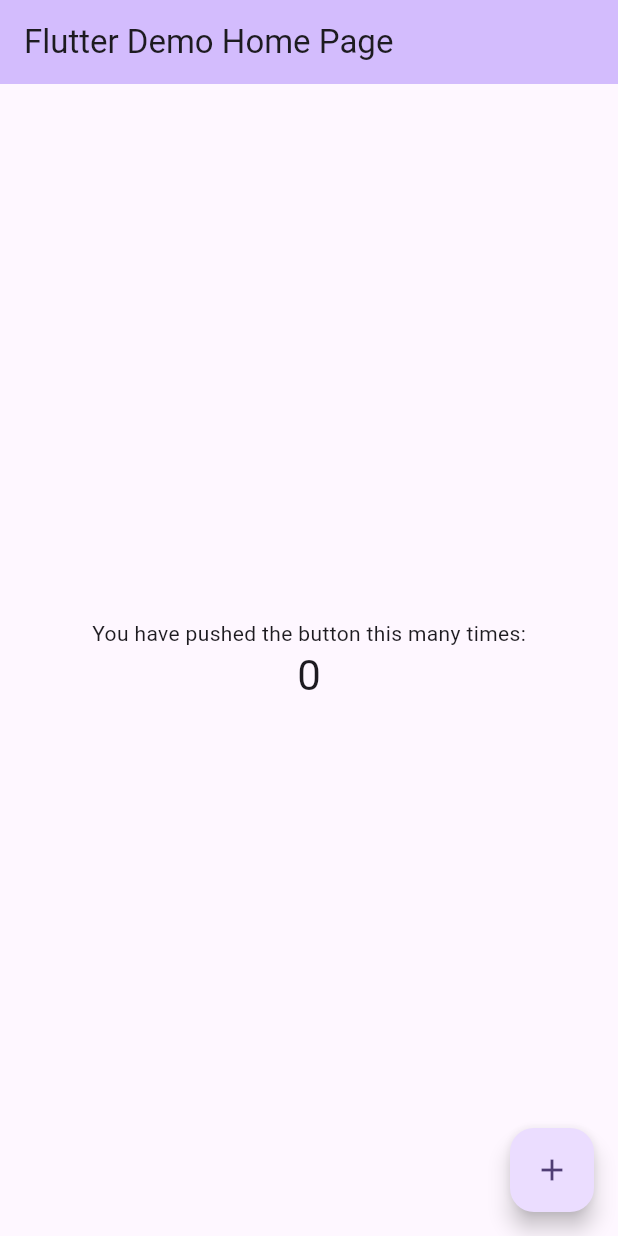
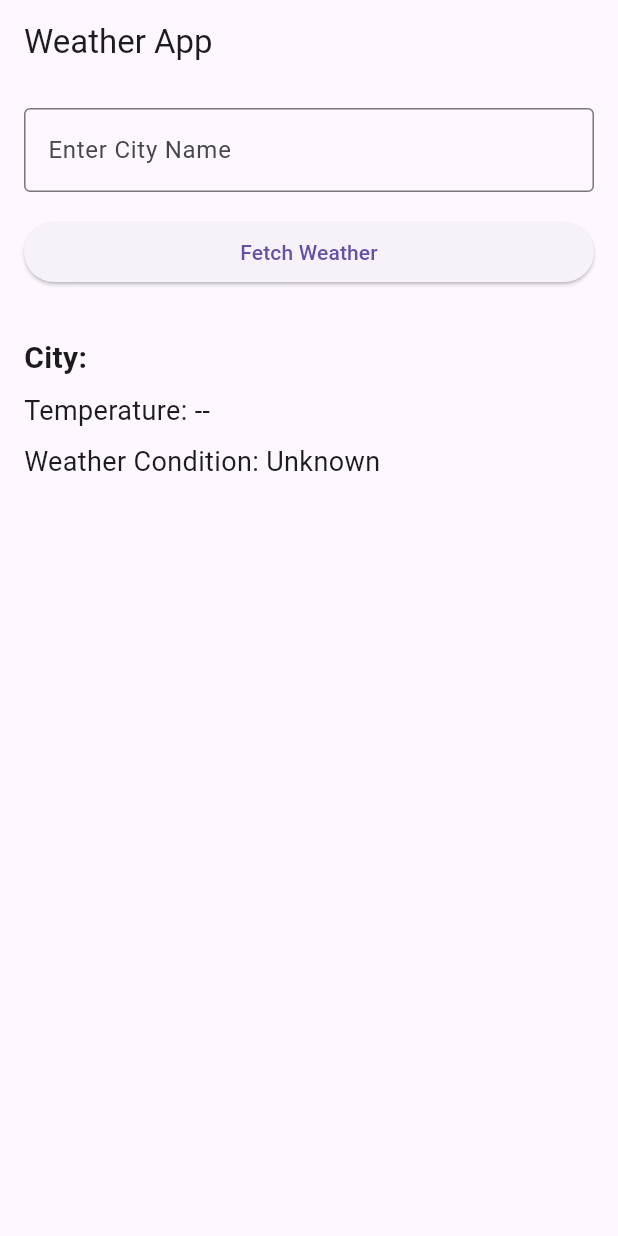
Before and after one commit to lastqveens/Superfly, a Flutter app: the screen it shows after launch, on a phone screen of 412 x 824 dp. Run offline on Flutter 3.47's test engine with Material 3 defaults, Android fonts, the phone set to English and light mode, and no system bars.

Commit message:
Basic UI with input field and button

```diff
--- a/weather_info_app/lib/main.dart
+++ b/weather_info_app/lib/main.dart
@@ -1,125 +1,79 @@
 import 'package:flutter/material.dart';
 
-void main() {
-  runApp(const MyApp());
-}
+void main() => runApp(WeatherApp());
 
-class MyApp extends StatelessWidget {
-  const MyApp({super.key});
-
-  // This widget is the root of your application.
+class WeatherApp extends StatelessWidget {
   @override
   Widget build(BuildContext context) {
     return MaterialApp(
-      title: 'Flutter Demo',
-      theme: ThemeData(
-        // This is the theme of your application.
-        //
-        // TRY THIS: Try running your application with "flutter run". You'll see
-        // the application has a purple toolbar. Then, without quitting the app,
-        // try changing the seedColor in the colorScheme below to Colors.green
-        // and then invoke "hot reload" (save your changes or press the "hot
-        // reload" button in a Flutter-supported IDE, or press "r" if you used
-        // the command line to start the app).
-        //
-        // Notice that the counter didn't reset back to zero; the application
-        // state is not lost during the reload. To reset the state, use hot
-        // restart instead.
-        //
-        // This works for code too, not just values: Most code changes can be
-        // tested with just a hot reload.
-        colorScheme: ColorScheme.fromSeed(seedColor: Colors.deepPurple),
-        useMaterial3: true,
-      ),
-      home: const MyHomePage(title: 'Flutter Demo Home Page'),
+      home: WeatherScreen(),
     );
   }
 }
 
-class MyHomePage extends StatefulWidget {
-  const MyHomePage({super.key, required this.title});
-
-  // This widget is the home page of your application. It is stateful, meaning
-  // that it has a State object (defined below) that contains fields that affect
-  // how it looks.
-
-  // This class is the configuration for the state. It holds the values (in this
-  // case the title) provided by the parent (in this case the App widget) and
-  // used by the build method of the State. Fields in a Widget subclass are
-  // always marked "final".
-
-  final String title;
-
+class WeatherScreen extends StatefulWidget {
   @override
-  State<MyHomePage> createState() => _MyHomePageState();
+  _WeatherScreenState createState() => _WeatherScreenState();
 }
 
-class _MyHomePageState extends State<MyHomePage> {
-  int _counter = 0;
+class _WeatherScreenState extends State<WeatherScreen> {
+  String cityName = '';
+  String weatherCondition = 'Unknown';
+  String temperature = '--';
 
-  void _incrementCounter() {
+  final TextEditingController cityController = TextEditingController();
+
+  void fetchWeather() {
     setState(() {
-      // This call to setState tells the Flutter framework that something has
-      // changed in this State, which causes it to rerun the build method below
-      // so that the display can reflect the updated values. If we changed
-      // _counter without calling setState(), then the build method would not be
-      // called again, and so nothing would appear to happen.
-      _counter++;
+      // Simulate fetching weather data
+      cityName = cityController.text;
+      weatherCondition = 'Sunny'; // Placeholder for actual data
+      temperature = '25°C';       // Placeholder for actual data
     });
   }
 
   @override
   Widget build(BuildContext context) {
-    // This method is rerun every time setState is called, for instance as done
-    // by the _incrementCounter method above.
-    //
-    // The Flutter framework has been optimized to make rerunning build methods
-    // fast, so that you can just rebuild anything that needs updating rather
-    // than having to individually change instances of widgets.
     return Scaffold(
       appBar: AppBar(
-        // TRY THIS: Try changing the color here to a specific color (to
-        // Colors.amber, perhaps?) and trigger a hot reload to see the AppBar
-        // change color while the other colors stay the same.
-        backgroundColor: Theme.of(context).colorScheme.inversePrimary,
-        // Here we take the value from the MyHomePage object that was created by
-        // the App.build method, and use it to set our appbar title.
-        title: Text(widget.title),
+        title: Text('Weather App'),
       ),
-      body: Center(
-        // Center is a layout widget. It takes a single child and positions it
-        // in the middle of the parent.
+      body: Padding(
+        padding: const EdgeInsets.all(16.0),
         child: Column(
-          // Column is also a layout widget. It takes a list of children and
-          // arranges them vertically. By default, it sizes itself to fit its
-          // children horizontally, and tries to be as tall as its parent.
-          //
-          // Column has various properties to control how it sizes itself and
-          // how it positions its children. Here we use mainAxisAlignment to
-          // center the children vertically; the main axis here is the vertical
-          // axis because Columns are vertical (the cross axis would be
-          // horizontal).
-          //
-          // TRY THIS: Invoke "debug painting" (choose the "Toggle Debug Paint"
-          // action in the IDE, or press "p" in the console), to see the
-          // wireframe for each widget.
-          mainAxisAlignment: MainAxisAlignment.center,
-          children: <Widget>[
-            const Text(
-              'You have pushed the button this many times:',
+          crossAxisAlignment: CrossAxisAlignment.stretch,
+          children: [
+            TextField(
+              controller: cityController,
+              decoration: InputDecoration(
+                labelText: 'Enter City Name',
+                border: OutlineInputBorder(),
+              ),
             ),
+            SizedBox(height: 16),
+            ElevatedButton(
+              onPressed: fetchWeather,
+              child: Text('Fetch Weather'),
+            ),
+            SizedBox(height: 32),
+            // Weather data display
             Text(
-              '$_counter',
-              style: Theme.of(context).textTheme.headlineMedium,
+              'City: $cityName',
+              style: TextStyle(fontSize: 20, fontWeight: FontWeight.bold),
+            ),
+            SizedBox(height: 8),
+            Text(
+              'Temperature: $temperature',
+              style: TextStyle(fontSize: 18),
+            ),
+            SizedBox(height: 8),
+            Text(
+              'Weather Condition: $weatherCondition',
+              style: TextStyle(fontSize: 18),
             ),
           ],
         ),
       ),
-      floatingActionButton: FloatingActionButton(
-        onPressed: _incrementCounter,
-        tooltip: 'Increment',
-        child: const Icon(Icons.add),
-      ), // This trailing comma makes auto-formatting nicer for build methods.
     );
   }
 }
```
